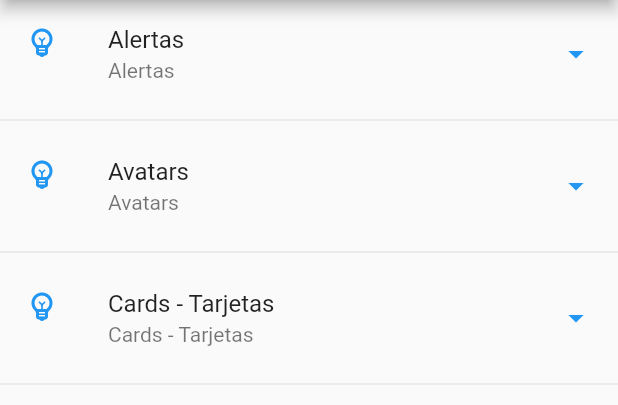
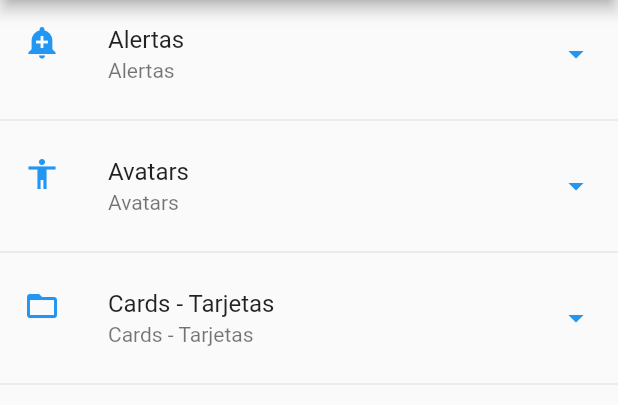
Before and after one commit to Antonio-Diaz/flutter_widgets, a Flutter app: the screen it shows after launch, on a phone screen of 412 x 824 dp, the part 84-489 px from its top. Run offline on Flutter 3.47's test engine with Material 2 defaults, Android fonts, the phone set to English and light mode, and no system bars.

Commit message:
utils to read icons from Strings.

```diff
--- a/lib/src/pages/Home_Page.dart
+++ b/lib/src/pages/Home_Page.dart
@@ -1,5 +1,6 @@
 import 'package:flutter/material.dart';
 import 'package:flutter_widgets/src/providers/menu_providers.dart';
+import 'package:flutter_widgets/src/util/icon_string_util.dart';
 
 class HomePage extends StatelessWidget {
   const HomePage({Key key}) : super(key: key);
@@ -35,10 +36,7 @@ class HomePage extends StatelessWidget {
       final widgetTemp = ListTile(
         title: Text(element['texto']),
         subtitle: Text(element['texto']),
-        leading: Icon(
-          Icons.emoji_objects_outlined,
-          color: Colors.blue,
-        ),
+        leading: getIcons(element['icon']),
         trailing: Icon(
           Icons.arrow_drop_down_sharp,
           color: Colors.blue,
--- /dev/null
+++ b/lib/src/util/icon_string_util.dart
@@ -0,0 +1,14 @@
+import 'package:flutter/material.dart';
+
+final _icons = <String, IconData>{
+  'add_alert': Icons.add_alert,
+  'accessibility': Icons.accessibility,
+  'folder_open': Icons.folder_open,
+};
+
+Icon getIcons(String nameIcon) {
+  return Icon(
+    _icons[nameIcon],
+    color: Colors.blue,
+  );
+}
```
